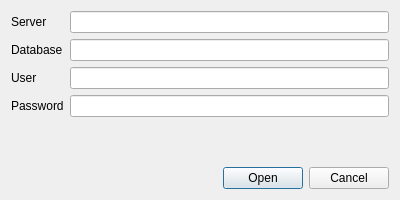
Kuszki/EW-Database, file connectdialog.ui: the form before one commit.
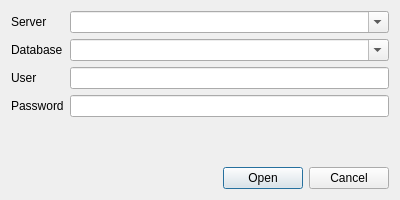
The form after the commit. Icons and pictures are not drawn.

Commit message: Add login history

Diff of the .ui file:
```diff
--- a/connectdialog.ui
+++ b/connectdialog.ui
@@ -92,10 +92,18 @@
     </widget>
    </item>
    <item row="0" column="1">
-    <widget class="QLineEdit" name="Server"/>
+    <widget class="QComboBox" name="Server">
+     <property name="editable">
+      <bool>true</bool>
+     </property>
+    </widget>
    </item>
    <item row="1" column="1">
-    <widget class="QLineEdit" name="Database"/>
+    <widget class="QComboBox" name="Database">
+     <property name="editable">
+      <bool>true</bool>
+     </property>
+    </widget>
    </item>
   </layout>
  </widget>
```
Left out of the diff: 40 changed lines with no effect on the pictures. The commit also changes 1 other file.
